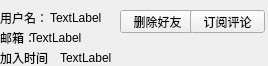
gaoxiaojun/delicacymap, file deliciousClient/user.ui: the form before one commit.
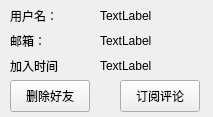
The form after the commit.

```diff
--- a/deliciousClient/user.ui
+++ b/deliciousClient/user.ui
@@ -6,8 +6,8 @@
    <rect>
     <x>0</x>
     <y>0</y>
-    <width>268</width>
-    <height>66</height>
+    <width>213</width>
+    <height>117</height>
    </rect>
   </property>
   <property name="windowTitle">
@@ -16,10 +16,10 @@
   <widget class="QPushButton" name="addFriend_Button">
    <property name="geometry">
     <rect>
-     <x>120</x>
-     <y>10</y>
-     <width>75</width>
-     <height>23</height>
+     <x>10</x>
+     <y>80</y>
+     <width>80</width>
+     <height>32</height>
     </rect>
    </property>
    <property name="text">
@@ -29,10 +29,10 @@
   <widget class="QPushButton" name="addComment_Button">
    <property name="geometry">
     <rect>
-     <x>190</x>
-     <y>10</y>
-     <width>75</width>
-     <height>23</height>
+     <x>120</x>
+     <y>80</y>
+     <width>80</width>
+     <height>32</height>
     </rect>
    </property>
    <property name="text">
@@ -42,10 +42,10 @@
   <widget class="QLabel" name="usrname">
    <property name="geometry">
     <rect>
-     <x>50</x>
-     <y>10</y>
-     <width>61</width>
-     <height>16</height>
+     <x>100</x>
+     <y>5</y>
+     <width>101</width>
+     <height>21</height>
     </rect>
    </property>
    <property name="text">
@@ -55,10 +55,10 @@
   <widget class="QLabel" name="label">
    <property name="geometry">
     <rect>
-     <x>0</x>
-     <y>10</y>
-     <width>51</width>
-     <height>16</height>
+     <x>10</x>
+     <y>5</y>
+     <width>61</width>
+     <height>21</height>
     </rect>
    </property>
    <property name="text">
@@ -68,10 +68,10 @@
   <widget class="QLabel" name="label_2">
    <property name="geometry">
     <rect>
-     <x>0</x>
+     <x>10</x>
      <y>30</y>
-     <width>31</width>
-     <height>16</height>
+     <width>61</width>
+     <height>21</height>
     </rect>
    </property>
    <property name="text">
@@ -81,10 +81,10 @@
   <widget class="QLabel" name="mail">
    <property name="geometry">
     <rect>
-     <x>30</x>
+     <x>100</x>
      <y>30</y>
      <width>101</width>
-     <height>16</height>
+     <height>21</height>
     </rect>
    </property>
    <property name="text">
@@ -94,10 +94,10 @@
   <widget class="QLabel" name="label_3">
    <property name="geometry">
     <rect>
-     <x>0</x>
-     <y>50</y>
+     <x>10</x>
+     <y>55</y>
      <width>51</width>
-     <height>16</height>
+     <height>21</height>
     </rect>
    </property>
    <property name="text">
@@ -107,10 +107,10 @@
   <widget class="QLabel" name="joinTime">
    <property name="geometry">
     <rect>
-     <x>60</x>
-     <y>50</y>
-     <width>91</width>
-     <height>16</height>
+     <x>100</x>
+     <y>55</y>
+     <width>101</width>
+     <height>21</height>
     </rect>
    </property>
    <property name="text">
```
Left out of the diff: 4 changed lines with no effect on the pictures.
